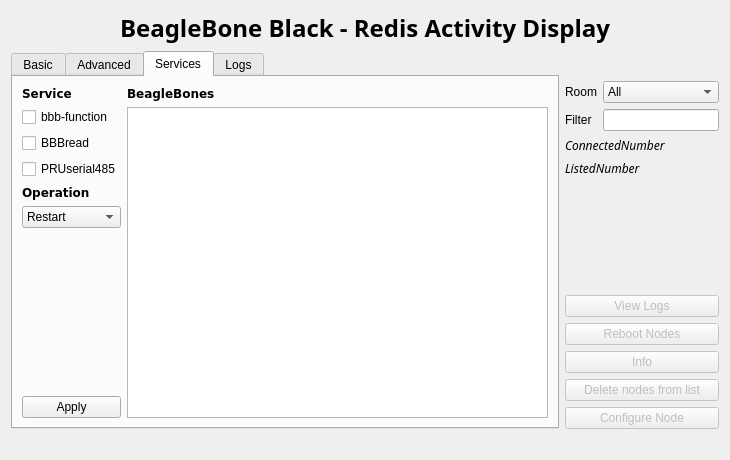
Before: the Qt Designer form src/siriushlacon/beaglebones/ui/main.ui in lnls-sirius/pydm-opi, drawn with Qt 5.
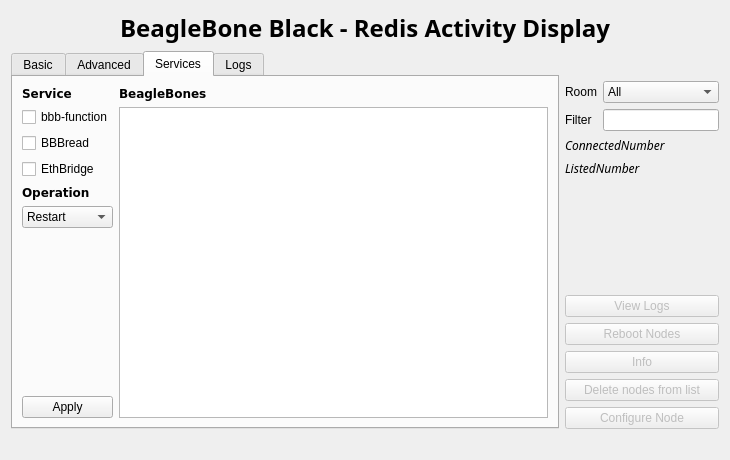
After: the same form once the commit is applied.

Commit message: Adds EthBridge service support

The edit to the form file:
```diff
--- a/src/siriushlacon/beaglebones/ui/main.ui
+++ b/src/siriushlacon/beaglebones/ui/main.ui
@@ -386,7 +386,7 @@
              <item>
               <widget class="QCheckBox" name="ethbridgeBox">
                <property name="text">
-                <string>PRUserial485</string>
+                <string>EthBridge</string>
                </property>
               </widget>
              </item>
```
The commit also changes 1 other file.
